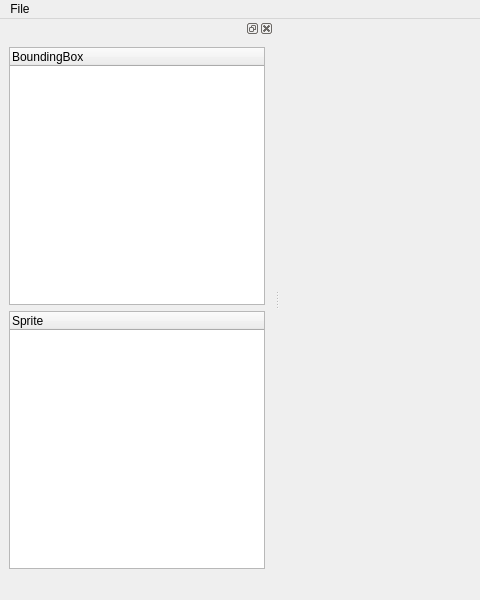
Old version of the form spritesplitter.ui in the repository lzsz518/GameToolKit; both pictures show x 0 to 480 and y 0 to 600 of the 800 by 600 pixel window.
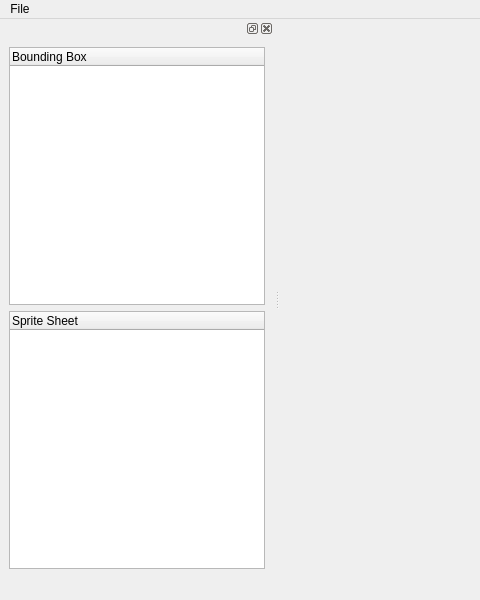
New version of the form.

Commit message: Able to create sprite sheet. Able to show sprite animation.

Diff of the .ui file:
```diff
--- a/spritesplitter.ui
+++ b/spritesplitter.ui
@@ -45,7 +45,7 @@
         <widget class="QTreeWidget" name="tw_boundingbox">
          <column>
           <property name="text">
-           <string>BoundingBox</string>
+           <string>Bounding Box</string>
           </property>
          </column>
         </widget>
@@ -54,7 +54,7 @@
         <widget class="QTreeWidget" name="tw_sprites">
          <column>
           <property name="text">
-           <string>Sprite</string>
+           <string>Sprite Sheet</string>
           </property>
          </column>
         </widget>
```
The commit also changes 5 other files.
